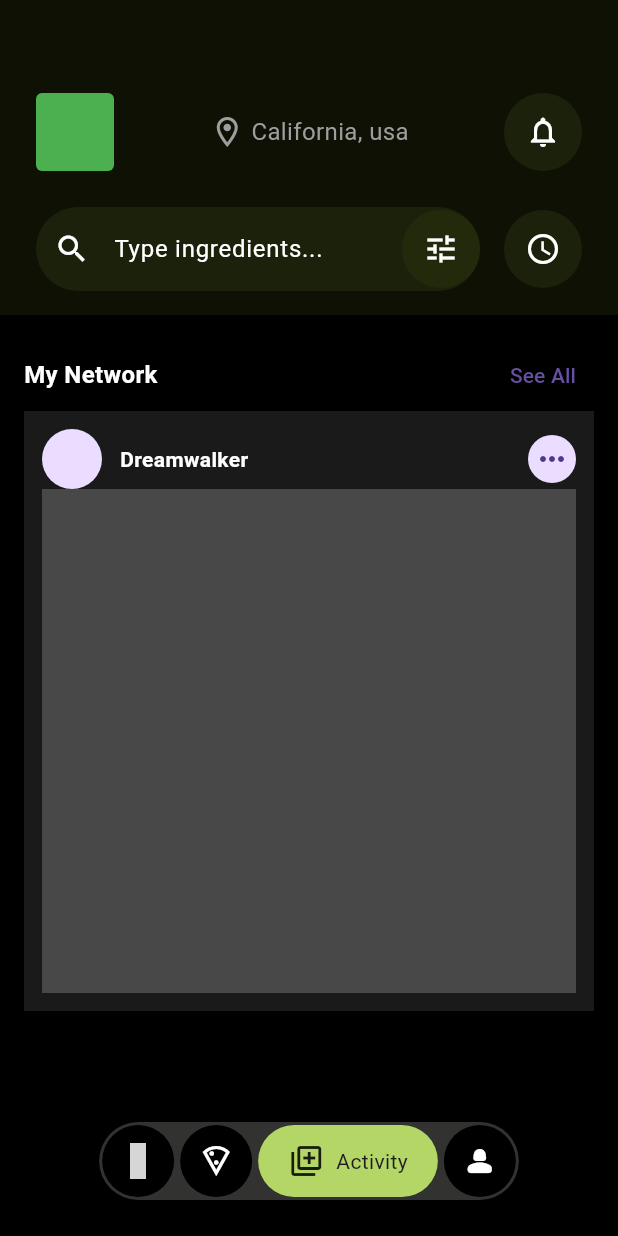
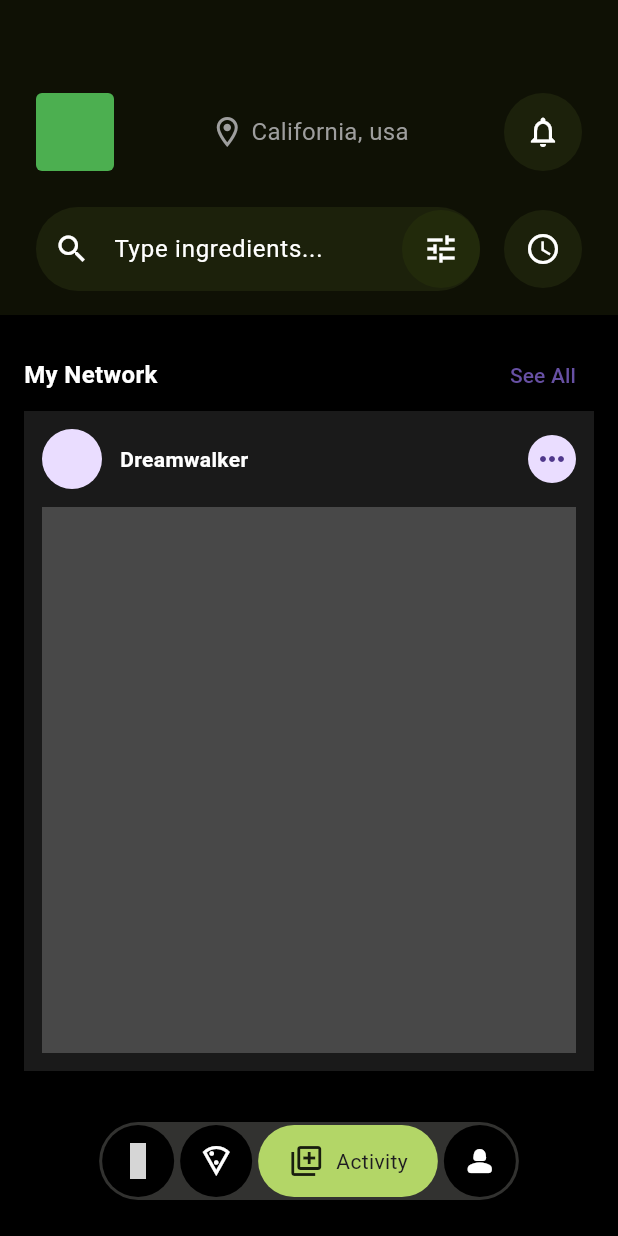
Before and after one commit to JAICHANGPARK/flutter_notebook_chapter_43, a Flutter app: the FoodOrderMainPage screen opened directly, item 3 of the bottom bar chosen, on a phone screen of 412 x 824 dp. Run offline on Flutter 3.47's test engine with Material 3 defaults, Android fonts, the phone set to English and light mode, and no system bars; our stand-ins replace gap, hugeicons, percent_indicator; network calls fail; grey boxes are pictures that could not be loaded.

Commit message:
Update food_order_activity_page.dart

```diff
--- a/lib/ep2393_food_order_app/ui/activity/food_order_activity_page.dart
+++ b/lib/ep2393_food_order_app/ui/activity/food_order_activity_page.dart
@@ -35,10 +35,11 @@ class _FoodOrderActivityPageState extends State<FoodOrderActivityPage> {
             ],
           ),
           Container(
-            height: 400,
+            height: 440,
             decoration: BoxDecoration(color: Colors.white.withValues(alpha: .1)),
             padding: EdgeInsets.all(12),
             child: Column(
+              spacing:12,
               children: [
                 Row(
                   spacing: 12,
```
